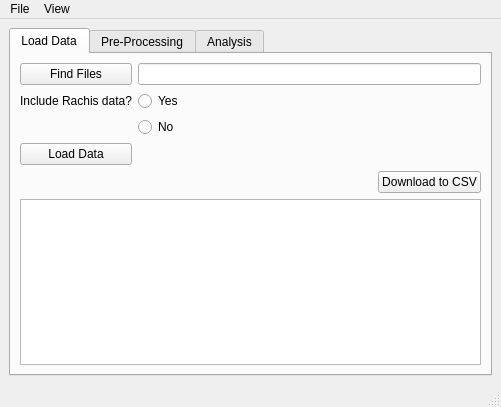
This is view/main_gui.ui in SirSharpest/Grain_Analyser_GUI as Qt 5 draws it before an edit. The edited form follows.
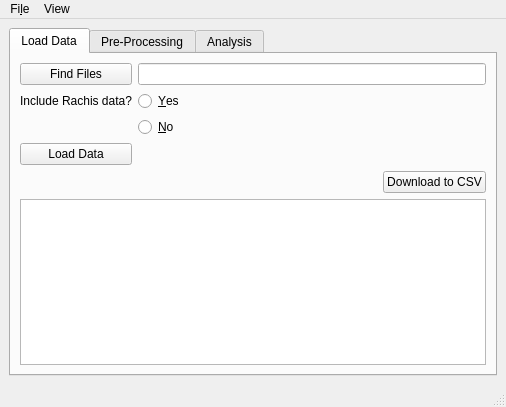
This is the edited form. The open tabs and pages were chosen to show the change.

What changed in the file:
```diff
--- a/view/main_gui.ui
+++ b/view/main_gui.ui
@@ -6,7 +6,7 @@
    <rect>
     <x>0</x>
     <y>0</y>
-    <width>501</width>
+    <width>506</width>
     <height>407</height>
    </rect>
   </property>
@@ -38,14 +38,14 @@
             <item row="1" column="1">
              <widget class="QRadioButton" name="rdb_rachis_yes">
               <property name="text">
-               <string>Yes</string>
+               <string>&amp;Yes</string>
               </property>
              </widget>
             </item>
             <item row="2" column="1">
              <widget class="QRadioButton" name="rdb_rachis_no">
               <property name="text">
-               <string>No</string>
+               <string>&amp;No</string>
               </property>
              </widget>
             </item>
@@ -204,13 +204,13 @@
     <rect>
      <x>0</x>
      <y>0</y>
-     <width>501</width>
-     <height>14</height>
+     <width>506</width>
+     <height>30</height>
     </rect>
    </property>
    <widget class="QMenu" name="menuFile">
     <property name="title">
-     <string>File</string>
+     <string>Fi&amp;le</string>
     </property>
     <addaction name="actionSave_Data"/>
     <addaction name="actionQuit"/>
```
Left out of the diff: 8 changed lines with no effect on the pictures.
